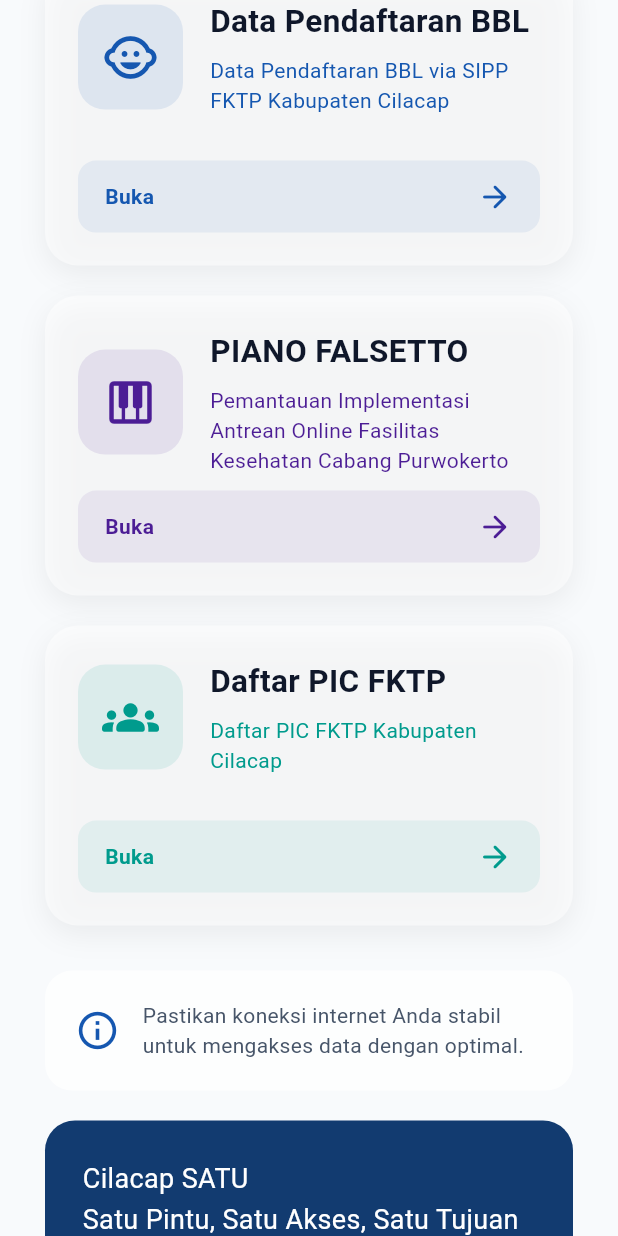
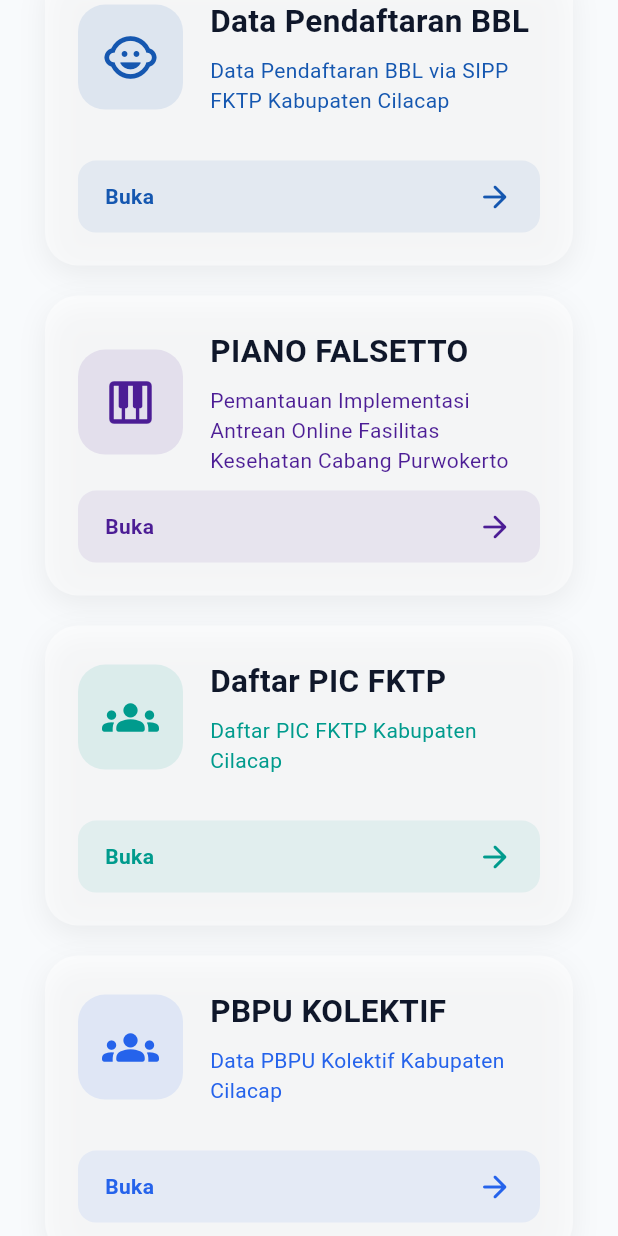
Before and after one commit to Pandemoonium/cilacap_satu, a Flutter app: the screen it shows after launch, scrolled down 576 dp, on a phone screen of 412 x 824 dp. Run offline on Flutter 3.47's test engine with Material 3 defaults, Android fonts, the phone set to English and light mode, and no system bars; missing offline and left inert: dart:html; Roboto replaces fonts that are missing (Arial).

Commit message:
Add PBPU and BPJS menus

```diff
--- a/lib/main.dart
+++ b/lib/main.dart
@@ -221,6 +221,23 @@ Builder(
     'https://docs.google.com/spreadsheets/d/1vvamIUAguFcFgrLoO27-d5Vn4VchzKyE9FOXPl8bQCU/edit?gid=0#gid=0',
 
                     ),
+                   MenuCard(
+  icon: Icons.groups_rounded,
+  title: 'PBPU KOLEKTIF',
+  description: 'Data PBPU Kolektif Kabupaten Cilacap',
+  color: Color(0xFF2563EB),
+  url:
+      'https://docs.google.com/spreadsheets/d/1WK6ElrIjDUooOzmF1mmlNzZYJ5PhAU8Kf-VVS_CRneM/edit?usp=sharing',
+),
+
+MenuCard(
+  icon: Icons.directions_car_rounded,
+  title: 'LAPORAN BPJS KELILING',
+  description: 'Laporan BPJS Keliling Kabupaten Cilacap',
+  color: Color(0xFF7C3AED),
+  url:
+      'https://docs.google.com/spreadsheets/d/1xBB0u4K8VcWfnkunOL80DgFwjw29St8cot1_-Hxy3OE/edit?usp=sharing',
+),
                   ],
                 ),
 
```
